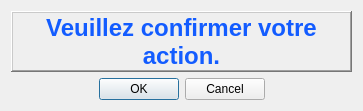
Qt form DPricer/presentation/Designer-Files/ConfirmDialog.ui (Mero89/Pricing-Application) before a commit.
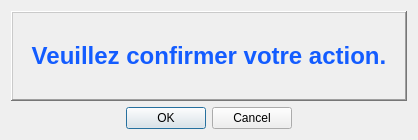
The same form after that commit.

Commit message: Dialog de confirmation

Patch:
```diff
--- a/DPricer/presentation/Designer-Files/ConfirmDialog.ui
+++ b/DPricer/presentation/Designer-Files/ConfirmDialog.ui
@@ -6,8 +6,8 @@
    <rect>
     <x>0</x>
     <y>0</y>
-    <width>363</width>
-    <height>111</height>
+    <width>418</width>
+    <height>140</height>
    </rect>
   </property>
   <property name="windowTitle">
```
Left out of the diff: 2 changed lines with no effect on the pictures. The commit also changes 5 other files.
